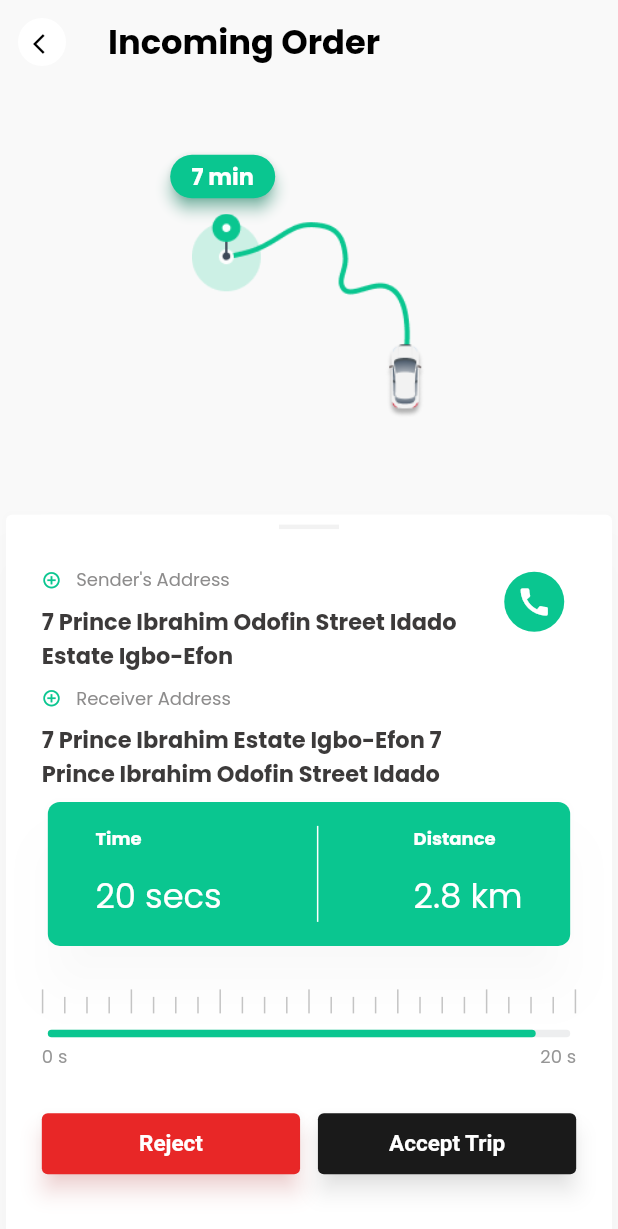
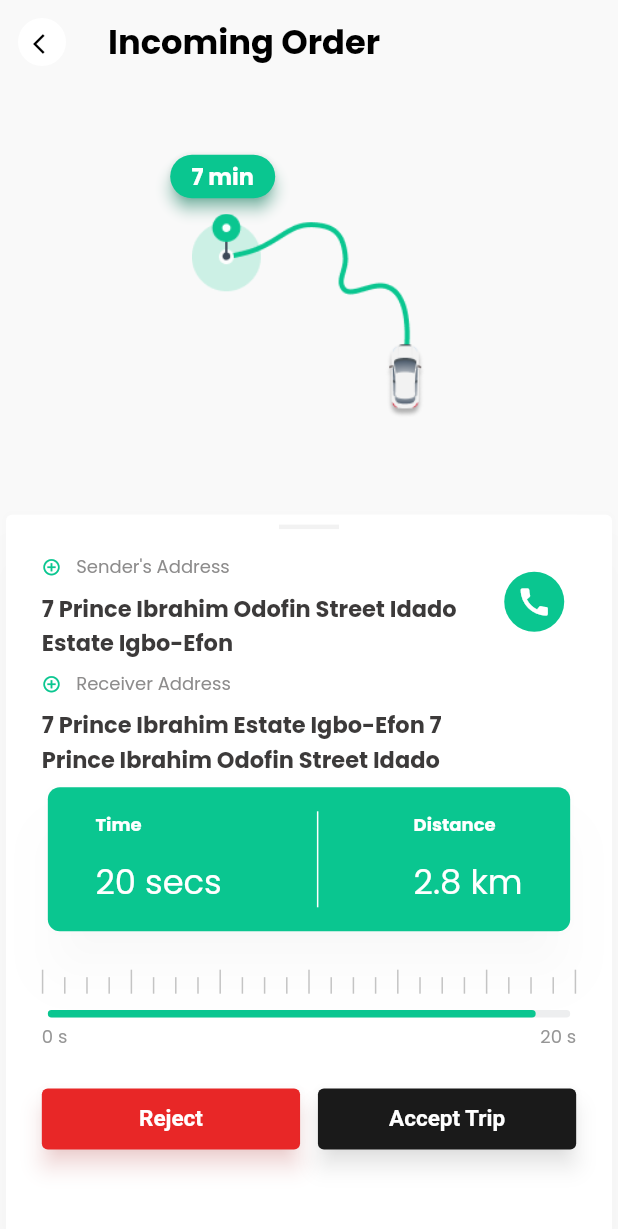
Before and after one commit to medwonuola/jetiffy_sample, a Flutter app: the screen it shows after launch, after a tap on "Set Direction", on a phone screen of 412 x 824 dp. Shown: the top 1229 px of the screen. Run offline on Flutter 3.47's test engine with Material 2 defaults, Android fonts, the phone set to English and light mode, and no system bars.

Commit message:
Edited spacing due to fonts sizing

```diff
--- a/lib/components/earnings_bonus.dart
+++ b/lib/components/earnings_bonus.dart
@@ -50,7 +50,7 @@ class EarningsAndBonus extends StatelessWidget {
         ),
         const SizedBox(height: 12),
         Text(
-          "₦ $value",
+          "N $value",
           style: const TextStyle(
               fontWeight: FontWeight.w400,
               fontSize: 22.5,
--- a/lib/components/time_distance.dart
+++ b/lib/components/time_distance.dart
@@ -11,6 +11,7 @@ class TimeAndDistance extends StatelessWidget {
 
   @override
   Widget build(BuildContext context) {
+
     return Card(
       elevation: 15,
       color: kPrimaryColor,
--- a/lib/screens/home.dart
+++ b/lib/screens/home.dart
@@ -146,7 +146,7 @@ class _HomeState extends State<Home> {
                             style: TextStyle(
                                 fontSize: 12, fontWeight: FontWeight.w400),
                           ),
-                          Text("₦ 5,000.00",
+                          Text("N 5,000.00",
                               style: TextStyle(
                                   color: kBlackVariation,
                                   fontSize: 16,
@@ -161,7 +161,7 @@ class _HomeState extends State<Home> {
                             style: TextStyle(
                                 fontSize: 12, fontWeight: FontWeight.w400),
                           ),
-                          Text("₦ 2,000.00",
+                          Text("N 2,000.00",
                               style: TextStyle(
                                   color: kBlackVariation,
                                   fontSize: 16,
--- a/lib/screens/incoming_order.dart
+++ b/lib/screens/incoming_order.dart
@@ -81,7 +81,8 @@ class _IncomingOrderState extends State<IncomingOrder> {
                       Padding(
                         padding: EdgeInsets.symmetric(
                             horizontal: 24 * widthFactor,
-                            vertical: 40 * heightFactor),
+
+                            vertical: 30 * heightFactor),
                         child: Column(
                           children: [
                             const AddressText(
@@ -89,7 +90,7 @@ class _IncomingOrderState extends State<IncomingOrder> {
                               address:
                                   "7 Prince Ibrahim Odofin Street Idado Estate Igbo-Efon",
                             ),
-                            const SizedBox(height: 8),
+                             SizedBox(height: 8 * heightFactor),
                             const AddressText(
                               title: "Receiver",
                               address:
@@ -98,9 +99,9 @@ class _IncomingOrderState extends State<IncomingOrder> {
                             const SizedBox(height: 3),
                             const TimeAndDistance(
                                 time: "20 secs", distance: "2.8 km"),
-                            const SizedBox(height: 25),
+                             SizedBox(height: 25 * heightFactor),
                             const TimerIndicator(),
-                            const SizedBox(height: 25),
+                             SizedBox(height: 25 * heightFactor),
                             Row(
                               mainAxisAlignment: MainAxisAlignment.spaceBetween,
                               children: [
```
